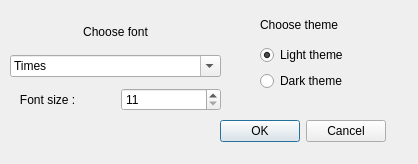
This is style/settings_widget.ui in kopollo/anti-plagiat as Qt 5 draws it before an edit. The edited form follows.
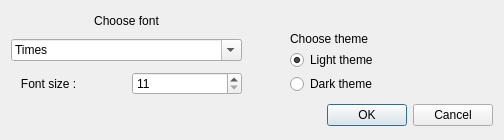
This is the edited form.

```diff
--- a/style/settings_widget.ui
+++ b/style/settings_widget.ui
@@ -6,80 +6,20 @@
    <rect>
     <x>0</x>
     <y>0</y>
-    <width>418</width>
-    <height>164</height>
+    <width>504</width>
+    <height>140</height>
    </rect>
   </property>
   <property name="windowTitle">
    <string>Form</string>
   </property>
-  <widget class="QWidget" name="verticalLayoutWidget">
-   <property name="geometry">
-    <rect>
-     <x>260</x>
-     <y>10</y>
-     <width>141</width>
-     <height>81</height>
-    </rect>
-   </property>
-   <layout class="QVBoxLayout" name="verticalLayout">
+  <layout class="QVBoxLayout" name="verticalLayout_3">
     <item>
-     <widget class="QLabel" name="theme_label">
-      <property name="text">
-       <string>Choose theme </string>
-      </property>
-      <property name="alignment">
-       <set>Qt::AlignLeading|Qt::AlignLeft|Qt::AlignVCenter</set>
-      </property>
-     </widget>
-    </item>
+    <layout class="QHBoxLayout" name="horizontalLayout_2">
+     <property name="spacing">
+      <number>48</number>
+     </property>
     <item>
-     <widget class="QRadioButton" name="light">
-      <property name="text">
-       <string>Light theme</string>
-      </property>
-      <property name="checked">
-       <bool>true</bool>
-      </property>
-      <attribute name="buttonGroup">
-       <string notr="true">theme_group</string>
-      </attribute>
-     </widget>
-    </item>
-    <item>
-     <widget class="QRadioButton" name="dark">
-      <property name="text">
-       <string>Dark theme</string>
-      </property>
-      <attribute name="buttonGroup">
-       <string notr="true">theme_group</string>
-      </attribute>
-     </widget>
-    </item>
-   </layout>
-  </widget>
-  <widget class="QDialogButtonBox" name="buttonBox">
-   <property name="geometry">
-    <rect>
-     <x>145</x>
-     <y>120</y>
-     <width>241</width>
-     <height>23</height>
-    </rect>
-   </property>
-   <property name="standardButtons">
-    <set>QDialogButtonBox::Cancel|QDialogButtonBox::Ok</set>
-   </property>
-  </widget>
-  <widget class="QWidget" name="verticalLayoutWidget_2">
-   <property name="geometry">
-    <rect>
-     <x>10</x>
-     <y>20</y>
-     <width>211</width>
-     <height>91</height>
-    </rect>
-   </property>
    <layout class="QVBoxLayout" name="verticalLayout_2">
     <property name="spacing">
      <number>11</number>
@@ -96,6 +36,12 @@
     </item>
     <item>
      <widget class="QFontComboBox" name="font_dialog">
+         <property name="sizePolicy">
+          <sizepolicy hsizetype="Preferred" vsizetype="Preferred">
+           <horstretch>0</horstretch>
+           <verstretch>0</verstretch>
+          </sizepolicy>
+         </property>
       <property name="currentText">
        <string>Times</string>
       </property>
@@ -121,6 +67,12 @@
       </item>
       <item>
        <widget class="QSpinBox" name="font_size_spin_box">
+           <property name="sizePolicy">
+            <sizepolicy hsizetype="Preferred" vsizetype="Fixed">
+             <horstretch>0</horstretch>
+             <verstretch>0</verstretch>
+            </sizepolicy>
+           </property>
         <property name="minimum">
          <number>11</number>
         </property>
@@ -135,7 +87,75 @@
      </layout>
     </item>
    </layout>
-  </widget>
+     </item>
+     <item>
+      <layout class="QVBoxLayout" name="verticalLayout">
+       <property name="spacing">
+        <number>3</number>
+       </property>
+       <property name="topMargin">
+        <number>17</number>
+       </property>
+       <property name="rightMargin">
+        <number>5</number>
+       </property>
+       <item>
+        <widget class="QLabel" name="theme_label">
+         <property name="sizePolicy">
+          <sizepolicy hsizetype="Minimum" vsizetype="Maximum">
+           <horstretch>0</horstretch>
+           <verstretch>0</verstretch>
+          </sizepolicy>
+         </property>
+         <property name="text">
+          <string>Choose theme </string>
+         </property>
+         <property name="alignment">
+          <set>Qt::AlignLeading|Qt::AlignLeft|Qt::AlignVCenter</set>
+         </property>
+        </widget>
+       </item>
+       <item>
+        <widget class="QRadioButton" name="light">
+         <property name="text">
+          <string>Light theme</string>
+         </property>
+         <property name="checked">
+          <bool>true</bool>
+         </property>
+         <attribute name="buttonGroup">
+          <string notr="true">theme_group</string>
+         </attribute>
+        </widget>
+       </item>
+       <item>
+        <widget class="QRadioButton" name="dark">
+         <property name="text">
+          <string>Dark theme</string>
+         </property>
+         <attribute name="buttonGroup">
+          <string notr="true">theme_group</string>
+         </attribute>
+        </widget>
+       </item>
+      </layout>
+     </item>
+    </layout>
+   </item>
+   <item>
+    <widget class="QDialogButtonBox" name="buttonBox">
+     <property name="sizePolicy">
+      <sizepolicy hsizetype="Preferred" vsizetype="Fixed">
+       <horstretch>0</horstretch>
+       <verstretch>0</verstretch>
+      </sizepolicy>
+     </property>
+     <property name="standardButtons">
+      <set>QDialogButtonBox::Cancel|QDialogButtonBox::Ok</set>
+     </property>
+    </widget>
+   </item>
+  </layout>
  </widget>
  <resources/>
  <connections/>
```
Lines whose indentation alone changed are shown as unchanged.
